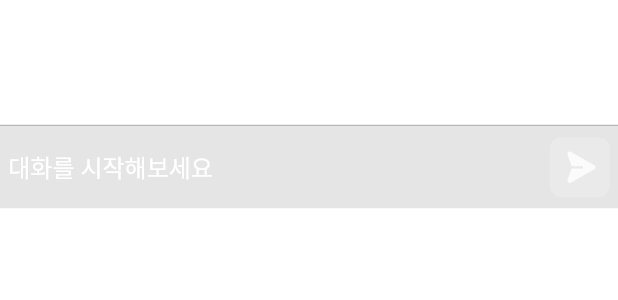
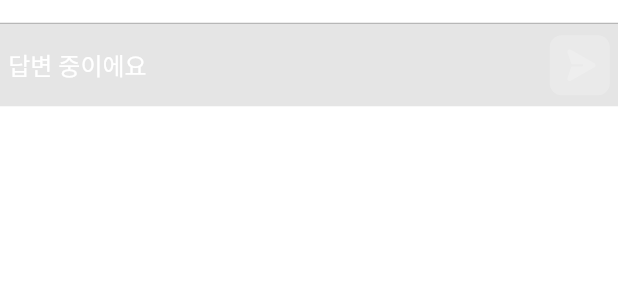
Before and after one commit to Nein-to-Sick/bandi_official, a Flutter app: the ChatMessageBar widget shown alone on an empty page, opened directly, after a tap on "wow", on a phone screen of 412 x 824 dp. Shown: the top 300 px of the screen. Run offline on Flutter 3.47's test engine with Material 3 defaults, Android fonts, the phone set to English and light mode, and no system bars; our stand-ins replace cloud_firestore, firebase_auth, firebase_core, flutter_dotenv, phosphor_flutter; missing offline and left inert: dart_openai; accounts and stored records are empty; Roboto replaces fonts that are missing (IBMPlexSansRegular, IBMPlexSansSemiBold).

Commit message:
[Feat] ai chat 기능 추가
user와 ai 간 상호작용 가능
DB 업로드 및 관리는 미포함 (향후 추가 예정)

```diff
--- a/lib/components/dialogue/dialogue.dart
+++ b/lib/components/dialogue/dialogue.dart
@@ -46,6 +46,15 @@ class _CustomDialogueState extends State<CustomDialogue> {
       onTap: () {
         widget.onDialoguePressed();
       },
+      child: Row(
+        mainAxisAlignment: (widget.chatMessage.messenger == Messenger.user)
+            ? MainAxisAlignment.end
+            : (widget.chatMessage.messenger == Messenger.ai)
+                ? MainAxisAlignment.start
+                : MainAxisAlignment.center,
+        children: [
+          Padding(
+            padding: const EdgeInsets.symmetric(horizontal: 25),
             child: IntrinsicWidth(
               child: ClipRRect(
                 borderRadius: BandiEffects.radius(),
@@ -53,19 +62,22 @@ class _CustomDialogueState extends State<CustomDialogue> {
                   filter: boxBlur,
                   child: Container(
                     constraints: BoxConstraints(
-                  minHeight: 31,
+                        minHeight: 32,
                         maxWidth: MediaQuery.of(context).size.width * 0.55),
                     decoration: BoxDecoration(
                       color: boxColor,
                     ),
-              child: Padding(
-                padding:
-                    const EdgeInsets.symmetric(horizontal: 16, vertical: 5),
+                    child:
+                        // inner padding
+                        Padding(
+                      padding: const EdgeInsets.symmetric(
+                          horizontal: 16, vertical: 5),
                       child: Center(
                         child: Text(
                           widget.chatMessage.message,
-                    maxLines: 10,
+                          maxLines: 15,
                           overflow: TextOverflow.ellipsis,
+                          textAlign: TextAlign.left,
                           style: BandiFont.headlineSmall(context)
                               ?.copyWith(color: textColor),
                         ),
@@ -75,6 +87,9 @@ class _CustomDialogueState extends State<CustomDialogue> {
                 ),
               ),
             ),
+          ),
+        ],
+      ),
     );
   }
 }
--- a/lib/components/noreuse/chat_message_bar.dart
+++ b/lib/components/no_reuse/chat_message_bar.dart
@@ -16,6 +16,7 @@ class ChatMessageBar extends StatefulWidget {
 }
 
 class _ChatMessageBarState extends State<ChatMessageBar> {
+  // button pressed state (just for design)
   bool isSendButtonPressed = false;
   final ScrollController listViewController = ScrollController();
 
@@ -95,7 +96,11 @@ class _ChatMessageBarState extends State<ChatMessageBar> {
                         chatMessage:
                             diaryAiChatController.assistantMessage[index],
                         onDialoguePressed: () {
-                          // TODO: assistant 함수 호출
+                          diaryAiChatController.onAssistantMessageSubmitted(
+                            diaryAiChatController
+                                .assistantMessage[index].message
+                                .trim(),
+                          );
                         },
                       ),
                     );
@@ -132,8 +137,11 @@ class _ChatMessageBarState extends State<ChatMessageBar> {
                 children: [
                   Flexible(
                     child: IgnorePointer(
-                      ignoring: diaryAiChatController.isChatResponsloading,
+                      ignoring: diaryAiChatController.isChatResponsLoading,
                       child: TextField(
+                        onChanged: (text) {
+                          diaryAiChatController.updateTexfieldMessage();
+                        },
                         controller: diaryAiChatController.chatTextController,
                         focusNode: diaryAiChatController.chatFocusNode,
                         keyboardType: TextInputType.multiline,
@@ -143,7 +151,7 @@ class _ChatMessageBarState extends State<ChatMessageBar> {
                           color: BandiColor.neutralColor100(context),
                         ),
                         decoration: InputDecoration(
-                          hintText: (diaryAiChatController.isChatResponsloading)
+                          hintText: (diaryAiChatController.isChatResponsLoading)
                               ? '답변 중이에요'
                               : '대화를 시작해보세요',
                           hintStyle: BandiFont.headlineLarge(context)?.copyWith(
@@ -158,7 +166,10 @@ class _ChatMessageBarState extends State<ChatMessageBar> {
                   Padding(
                     padding: const EdgeInsets.only(right: 5.5),
                     child: GestureDetector(
-                      onTapDown: diaryAiChatController.isChatResponsloading
+                      onTapDown: (diaryAiChatController.chatTextController.text
+                                  .trim()
+                                  .isEmpty ||
+                              diaryAiChatController.isChatResponsLoading)
                           ? null
                           : (_) {
                               dev.log('눌림!');
@@ -166,16 +177,27 @@ class _ChatMessageBarState extends State<ChatMessageBar> {
                                 isSendButtonPressed = true;
                               });
                             },
-                      onTapUp: (diaryAiChatController.isChatResponsloading)
+                      onTapUp: (diaryAiChatController.chatTextController.text
+                                  .trim()
+                                  .isEmpty ||
+                              diaryAiChatController.isChatResponsLoading)
                           ? null
                           : (_) {
                               dev.log('실행!');
                               setState(() {
                                 isSendButtonPressed = false;
                               });
-                              // TODO: 메세지 전송 함수 실행
+                              if (diaryAiChatController.chatTextController.text
+                                  .trim()
+                                  .isNotEmpty) {
+                                diaryAiChatController.onMessageSubmitted();
+                              }
                             },
-                      onTapCancel: diaryAiChatController.isChatResponsloading
+                      onTapCancel: (diaryAiChatController
+                                  .chatTextController.text
+                                  .trim()
+                                  .isEmpty ||
+                              diaryAiChatController.isChatResponsLoading)
                           ? null
                           : () {
                               dev.log('취소!');
@@ -183,11 +205,15 @@ class _ChatMessageBarState extends State<ChatMessageBar> {
                                 isSendButtonPressed = false;
                               });
                             },
-                      child: Container(
+                      child: AnimatedContainer(
+                        duration: const Duration(milliseconds: 300),
                         width: 40,
                         height: 40,
                         decoration: BoxDecoration(
-                          color: (diaryAiChatController.isChatResponsloading)
+                          color: (diaryAiChatController.chatTextController.text
+                                      .trim()
+                                      .isEmpty ||
+                                  diaryAiChatController.isChatResponsLoading)
                               ? BandiColor.neutralColor20(context) // Disabled
                               : (isSendButtonPressed)
                                   ? BandiColor.neutralColor60(
@@ -201,7 +227,11 @@ class _ChatMessageBarState extends State<ChatMessageBar> {
                             PhosphorIcons.paperPlaneRight(
                               PhosphorIconsStyle.fill,
                             ),
-                            color: (diaryAiChatController.isChatResponsloading)
+                            color: (diaryAiChatController
+                                        .chatTextController.text
+                                        .trim()
+                                        .isEmpty ||
+                                    diaryAiChatController.isChatResponsLoading)
                                 ? BandiColor.neutralColor20(context) // Disabled
                                 : BandiColor.neutralColor80(context), // Default
                             size: 24,
--- a/lib/controller/diary_ai_chat_controller.dart
+++ b/lib/controller/diary_ai_chat_controller.dart
@@ -5,75 +5,220 @@ import 'package:dart_openai/dart_openai.dart';
 import 'package:flutter_dotenv/flutter_dotenv.dart';
 import 'dart:developer' as dev;
 
+import 'package:intl/intl.dart';
+
 class DiaryAiChatController with ChangeNotifier {
   late ChatMessage chatModel;
-  int readDocumentsLimit = 10; // 한 번에 로드할 문서 수
+  // maximun number of reading documents in once
+  int readDocumentsLimit = 10;
+  // chat message text controller
   final TextEditingController chatTextController = TextEditingController();
+  // chat focus node
   FocusNode chatFocusNode = FocusNode();
+  // determine whether to display the recommended message
   bool sendFirstMessage = false;
-  bool isChatResponsloading = false;
+  // while the ai answering the message
+  bool isChatResponsLoading = false;
+  // determine whether to display the chat view
+  bool isChatOpen = false;
+  // manage the chat page scroll
+  final chatScrollController = ScrollController();
+  // for chat system message (today's date)
+  late String todayDate = '';
+
+  // // called on initState
+  // void loadDataAndSetting() {
+  //   todayDate = formatTimestamp(Timestamp.now())
+  // }
+
+  // toggle the chat page view
+  void toggleChatOpen() {
+    isChatOpen = !isChatOpen;
+    notifyListeners();
+  }
+
+  // toggle the message send button while the gpt respoonse loading
+  void toggleChatResponseLodaing(bool state) {
+    isChatResponsLoading = state;
+    notifyListeners();
+  }
+
+  void updateTexfieldMessage() {
+    dev.log(chatTextController.text);
+    notifyListeners();
+  }
+
+  // unfocus screen
+  void unfocusScreen() {
+    if (chatFocusNode.hasFocus) {
+      chatFocusNode.unfocus();
+    }
+  }
+
+  // scroll chat screen to newest message
+  void scrollChatScreenToBottom() {
+    chatScrollController.animateTo(
+      0,
+      duration: const Duration(milliseconds: 300),
+      curve: Curves.easeInOut,
+    );
+  }
+
+  static String formatTimestamp(Timestamp timestamp) {
+    // Timestamp to DateTime
+    DateTime dateTime = timestamp.toDate();
+
+    /*
+    String formattedTime =
+         DateFormat('yyyy년 MM월 dd일 EEEE', 'ko').format(dateTime);
+    */
+    // formate date time
+    String formattedTime = DateFormat('MM월 dd일 EEEE', 'ko').format(dateTime);
+
+    return formattedTime;
+  }
 
   // recommanded system message
   List<ChatMessage> assistantMessage = [
+    // TODO: assistant message 정리하기
     ChatMessage(
-        message: 'wow',
-        messenger: Messenger.assistant,
-        messageType: MessageType.chat,
-        messageTime: Timestamp.now()),
+      message: 'wow',
+      messenger: Messenger.assistant,
+      messageType: MessageType.chat,
+      messageTime: Timestamp.now(),
+    ),
   ];
 
-  // past chat log form firebase (cannot remember)
-  List<ChatMessage> pastChatlog = [];
-
-  // current chat log (can remember)
-  List<ChatMessage> currentChatlog = [
+  // current chat log
+  List<ChatMessage> chatlog = [
     ChatMessage(
-      message: "안녕! 무슨 일이야?",
+      message: formatTimestamp(Timestamp.now()),
+      messenger: Messenger.system,
+      messageType: MessageType.chat,
+      messageTime: Timestamp.now(),
+    ),
+    ChatMessage(
+      message: '안녕! 무슨 일이야?',
       messenger: Messenger.ai,
       messageType: MessageType.chat,
       messageTime: Timestamp.now(),
     ),
   ];
 
+  // update user chatting
+  void updateUserChat() {
+    chatModel = ChatMessage(
+      message: chatTextController.text.trim(),
+      messenger: Messenger.user,
+      messageType: MessageType.chat,
+      messageTime: Timestamp.now(),
+    );
+  }
+
+  // update ai chatting
+  void updateAIChat(String message) {
+    chatModel = ChatMessage(
+      message: message,
+      messenger: Messenger.ai,
+      messageType: MessageType.chat,
+      messageTime: Timestamp.now(),
+    );
+  }
+
+  // when user message has submitted
+  void onMessageSubmitted() {
+    // make user message to ChatMessage model
+    updateUserChat();
+    sendFirstMessage = true;
+    scrollChatScreenToBottom();
+    chatlog.add(chatModel);
+    chatTextController.clear();
+
+    // call chatGPT response
+    getResponse();
+  }
+
+  // when assistant message has submitted
+  void onAssistantMessageSubmitted(String submittedMessage) {
+    // TODO: assistant message 초기화 주기 결정 필요
+    chatTextController.text = submittedMessage;
+    onMessageSubmitted();
+  }
+
   // make modle albe to remember the past chat log
-  // all messages to be sent
   List<OpenAIChatCompletionChoiceMessageModel> chatMemory = [
     OpenAIChatCompletionChoiceMessageModel(
       content: [
         OpenAIChatCompletionChoiceMessageContentItemModel.text(
           // TODO: fine-tuning 이후 prompt 수정
-          "fine tuning prompt goes in here!",
+          "사용자의 감정 상태를 파악하고, 그에 맞는 위로와 공감을 표현하며, 필요한 경우 조언도 제공해 주세요. 사용자가 표현하는 감정과 상황에 따라 적절한 반응을 선택해 주세요. 친근하고 따뜻한 어투로 답해주세요.",
         ),
       ],
       role: OpenAIChatMessageRole.system,
     ),
   ];
 
-  // update user chatting
-  void updateUserChat(String message) {
-    chatModel.message = message;
-    chatModel.messenger = Messenger.user;
-    chatModel.messageType = MessageType.chat;
-    chatModel.messageTime = Timestamp.now();
+  // send and get response from chatGPT (chatting model)
+  // 추후 stream으로 답변 받아오기로 변경 고려
+  void getResponse() async {
+    toggleChatResponseLodaing(true);
+    updateChatMemory();
+
+    try {
+      // Initializes the package with that API key
+      OpenAI.apiKey = dotenv.env['OPENAI_API_KEY']!;
+
+      // the actual request.
+      OpenAIChatCompletionModel chatCompletion =
+          await OpenAI.instance.chat.create(
+        // TODO: 향후 모델 결정 및 수정 필요
+        model: "gpt-4o",
+        messages: chatMemory,
+        // 답변할 종류의 수
+        n: 1,
+        // 답변에 사용할 최대 토큰의 크기
+        maxTokens: 350,
+        // 같은 답변 반복 (0.1~1.0일 수록 감소)
+        frequencyPenalty: 0.5,
+        // 새로운 주제 제시 (>0 수록 새로운 주제 확률 상승)
+        presencePenalty: 0.5,
+        // 답변의 일관성 (낮을 수록 집중됨)
+        temperature: 0.9,
+      );
+
+      updateAIChat(chatCompletion.choices.first.message.content!.first.text!);
+      chatlog.add(chatModel);
+    } on RequestFailedException catch (e) {
+      dev.log(e.toString());
+      updateAIChat("이해가 안됐어. 다시 설명해 줄 수 있을까?");
+      chatlog.add(chatModel);
+    }
+    toggleChatResponseLodaing(false);
     notifyListeners();
   }
 
-  // update ai chatting
-  void updateAIChat(String message) {
-    chatModel.message = message;
-    chatModel.messenger = Messenger.ai;
-    chatModel.messageType = MessageType.chat;
-    chatModel.messageTime = Timestamp.now();
-    notifyListeners();
-  }
-
-  // unfocus screen >> 다른 함수 호출 시에 사용하기!
-  void unfocusScreen() {
-    if (chatFocusNode.hasFocus) {
-      chatFocusNode.unfocus();
+  // put past chat log into the chatMemory
+  void updateChatMemory() {
+    // TODO: 최대로 기억할 메세지 개수 지정 필요
+    for (int i = 0; i < chatlog.length; i++) {
+      if (chatlog[i].messenger != Messenger.system &&
+          chatlog[i].messenger != Messenger.assistant) {
+        chatMemory.add(
+          OpenAIChatCompletionChoiceMessageModel(
+            content: [
+              OpenAIChatCompletionChoiceMessageContentItemModel.text(
+                  chatlog[i].message),
+            ],
+            role: (chatlog[i].messenger == Messenger.user)
+                ? OpenAIChatMessageRole.user
+                : OpenAIChatMessageRole.assistant,
+          ),
+        );
+      }
     }
   }
 
+  /*
   // creat message in Firebase
   Future<void> sendMessage(ChatMessage message) async {
     await FirebaseFirestore.instance
@@ -107,49 +252,5 @@ class DiaryAiChatController with ChangeNotifier {
 
     return snapshot.docs.map((doc) => ChatMessage.fromFirestore(doc)).toList();
   }
-
-  // send and get response from chatGPT (chatting model)
-  void getResponse() async {
-    updateChatMemory();
-
-    try {
-      // Initializes the package with that API key
-      OpenAI.apiKey = dotenv.env['OPENAI_API_KEY']!;
-
-      // the actual request.
-      OpenAIChatCompletionModel chatCompletion =
-          await OpenAI.instance.chat.create(
-        // TODO: 향후 모델 결정 및 수정 필요
-        model: "gpt-4o",
-        messages: chatMemory,
-        // 답변할 종류의 수
-        n: 1,
-        // 답변에 사용할 최대 토큰의 크기
-        maxTokens: 350,
-        // 같은 답변 반복 (0.1~1.0일 수록 감소)
-        frequencyPenalty: 0.5,
-        // 새로운 주제 제시 (>0 수록 새로운 주제 확률 상승)
-        presencePenalty: 0.5,
-        // 답변의 일관성 (낮을 수록 집중됨)
-        temperature: 0.9,
-      );
-
-      dev.log(chatCompletion.choices.first.message.content!.first.text!);
-    } on RequestFailedException catch (e) {
-      dev.log(e.toString());
-      // TODO: 채팅 오류시 예외 처리 추가
-    }
-  }
-
-  // put past chat log into the chatMemory
-  void updateChatMemory() {
-    chatMemory.add(
-      OpenAIChatCompletionChoiceMessageModel(
-        content: [
-          OpenAIChatCompletionChoiceMessageContentItemModel.text("temp"),
-        ],
-        role: OpenAIChatMessageRole.user,
-      ),
-    );
-  }
+  */
 }
--- a/lib/main.dart
+++ b/lib/main.dart
@@ -11,6 +11,7 @@ import 'controller/home_to_write.dart';
 import 'controller/navigation_toggle_provider.dart';
 import 'firebase_options.dart';
 import 'package:flutter/material.dart';
+import 'package:intl/date_symbol_data_local.dart';
 
 Future<void> main() async {
   WidgetsFlutterBinding.ensureInitialized();
@@ -19,8 +20,12 @@ Future<void> main() async {
     DeviceOrientation.portraitUp,
     DeviceOrientation.portraitDown,
   ]);
+  // Initialize firebase connection
   await Firebase.initializeApp(options: DefaultFirebaseOptions.currentPlatform);
+  // Initialize env file
   await dotenv.load(fileName: 'assets/config/.env');
+  // Initialize date formatting for the 'ko' locale
+  await initializeDateFormatting('ko', null);
 
   runApp(const MainApp());
 }
```
Also changed, not shown: lib/components/no_reuse/home_top_bar.dart (+21 -4 lines), lib/view/diary_ai_chat/diary_ai_chat_view.dart (added, +86 -0 lines), lib/view/navigation.dart (+13 -5 lines), pubspec.lock. Lines whose indentation alone changed are shown as unchanged.
